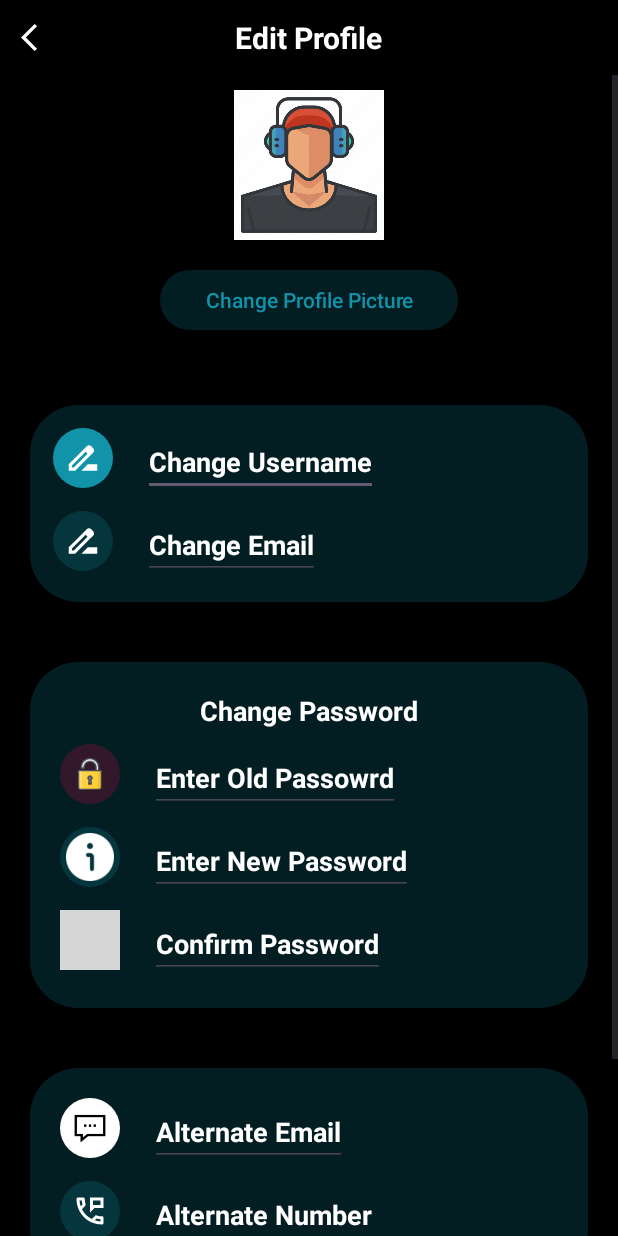
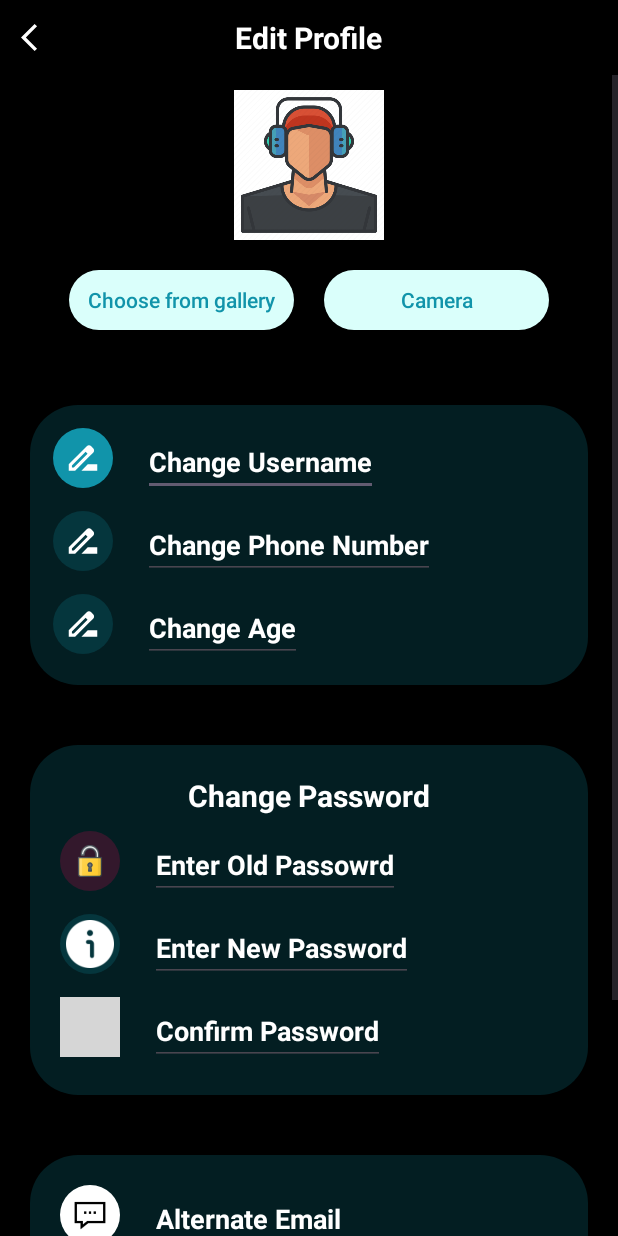
Before and after one commit to karthikpohane/SaltNPepper, an Android app: the settings_pg screen opened directly, with no data from a screen before it, after a tap on "Edit Profile", on a phone screen of 412 x 824 dp. Run offline under Robolectric (Android 15) with nearby library versions, the phone set to English and light mode, and no system bars; our stand-ins replace Firebase (no records; nobody signed in at launch, a user with empty details on screens opened directly); 1 other tap on this screen came first; grey boxes are pictures that could not be loaded.

Commit message:
Update-Profile

```diff
--- a/app/build.gradle
+++ b/app/build.gradle
@@ -81,4 +81,5 @@ dependencies {
     testImplementation "org.hamcrest:hamcrest-all:1.3"
     testImplementation "android.arch.core:core-testing:1.1.1"
     implementation 'com.android.support:support-annotations:28.0.0'
+    implementation 'androidx.coordinatorlayout:coordinatorlayout:1.2.0'
 }
--- a/app/src/main/java/com/example/salt/Users.java
+++ b/app/src/main/java/com/example/salt/Users.java
@@ -16,6 +16,9 @@ public class Users {
         this.email = email;
         this.phone = phone;
         this.age = age;
+    }
+
+    public Users() {
     }
 
     public String getFirstname() {
--- a/app/src/main/java/com/example/salt/editProfile.java
+++ b/app/src/main/java/com/example/salt/editProfile.java
@@ -1,18 +1,74 @@
 package com.example.salt;
 
+import androidx.annotation.NonNull;
 import androidx.appcompat.app.AppCompatActivity;
+import androidx.coordinatorlayout.widget.CoordinatorLayout;
 
 import android.content.Intent;
 import android.os.Bundle;
 import android.view.View;
+import android.widget.Button;
+import android.widget.EditText;
 import android.widget.ImageView;
+import android.widget.LinearLayout;
+import android.widget.Toast;
+
+import com.google.android.gms.tasks.OnCompleteListener;
+import com.google.android.gms.tasks.Task;
+import com.google.android.material.snackbar.Snackbar;
+import com.google.firebase.auth.AuthCredential;
+import com.google.firebase.auth.EmailAuthProvider;
+import com.google.firebase.auth.FirebaseAuth;
+import com.google.firebase.auth.FirebaseUser;
+import com.google.firebase.database.DataSnapshot;
+import com.google.firebase.database.DatabaseError;
+import com.google.firebase.database.DatabaseReference;
+import com.google.firebase.database.FirebaseDatabase;
+import com.google.firebase.database.ValueEventListener;
 
 public class editProfile extends AppCompatActivity {
+
+    private EditText chngUser, chngPhone, chngAge,oldPass, newPass, newCPass;
+    private Button save_chg_btn;
+    LinearLayout coordinator;
+    DatabaseReference ref;
+    FirebaseUser currentUser;
+    ValueEventListener valueEventListener;
+    String uid;
 
     @Override
     protected void onCreate(Bundle savedInstanceState) {
         super.onCreate(savedInstanceState);
         setContentView(R.layout.activity_edit_profile);
+        chngPhone = findViewById(R.id.chngPhone);
+        chngUser = findViewById(R.id.chngUser);
+        chngAge = findViewById(R.id.chngAge);
+        save_chg_btn = findViewById(R.id.save_chg_btn);
+        oldPass = findViewById(R.id.oldPass);
+        newPass = findViewById(R.id.newPass);
+        newCPass = findViewById(R.id.newCPass);
+        coordinator = findViewById(R.id.coordinator);
+
+        ref = FirebaseDatabase.getInstance().getReference().child("user");
+        currentUser = FirebaseAuth.getInstance().getCurrentUser();
+
+        valueEventListener = ref.addValueEventListener(new ValueEventListener() {
+            @Override
+            public void onDataChange(@NonNull DataSnapshot snapshot) {
+                for(DataSnapshot das: snapshot.getChildren()){
+                    Users user =das.getValue(Users.class);
+                    if(user.getEmail().equals(currentUser.getEmail())){
+                        uid = das.getKey();
+                        System.out.println(uid);
+                    }
+                }
+            }
+
+            @Override
+            public void onCancelled(@NonNull DatabaseError error) {
+
+            }
+        });
 
         ImageView back_btn;
         back_btn = findViewById(R.id.back_btn);
@@ -24,5 +80,63 @@ public class editProfile extends AppCompatActivity {
                 startActivity(intent);
             }
         });
+
+        save_chg_btn.setOnClickListener(new View.OnClickListener() {
+            @Override
+            public void onClick(View v) {
+                if(!chngUser.getText().toString().equals("")){
+                    String[] str = chngUser.getText().toString().trim().split("\\s+");
+                    ref.child(uid).child("firstname").setValue(str[0]);
+                    ref.child(uid).child("lastname").setValue(str[1]);
+                }
+                if(!chngPhone.getText().toString().equals("")){
+                    String str = chngPhone.getText().toString().trim();
+                    ref.child(uid).child("phone").setValue(str);
+                }
+//
+                if(!chngAge.getText().toString().equals("")){
+                    String str = chngAge.getText().toString().trim();
+                    ref.child(uid).child("age").setValue(str);
+                }
+
+                if(!oldPass.getText().toString().equals("")){
+                    if(!newPass.getText().toString().equals("")){
+                        if(!newCPass.getText().toString().equals("")){
+                            if (newPass.getText().toString().equals(newCPass.getText().toString())){
+                                String email = currentUser.getEmail();
+                                AuthCredential credential = EmailAuthProvider.getCredential(email,oldPass.getText().toString());
+                                currentUser.reauthenticate(credential).addOnCompleteListener(new OnCompleteListener<Void>() {
+                                    @Override
+                                    public void onComplete(@NonNull Task<Void> task) {
+                                        if(task.isSuccessful()){
+                                            currentUser.updatePassword(newPass.getText().toString()).addOnCompleteListener(new OnCompleteListener<Void>() {
+                                                @Override
+                                                public void onComplete(@NonNull Task<Void> task) {
+                                                    if(!task.isSuccessful()){
+                                                        Snackbar snackbar_fail = Snackbar
+                                                                .make(coordinator, "Something went wrong. Please try again later", Snackbar.LENGTH_LONG);
+                                                        snackbar_fail.show();
+                                                    }else {
+                                                        Snackbar snackbar_su = Snackbar
+                                                                .make(coordinator, "Password Successfully Modified", Snackbar.LENGTH_LONG);
+                                                        snackbar_su.show();
+                                                    }
+                                                }
+                                            });
+                                        } else {
+                                            Snackbar snackbar_su = Snackbar
+                                                    .make(coordinator, "Authentication Failed", Snackbar.LENGTH_LONG);
+                                            snackbar_su.show();
+                                        }
+                                    }
+                                });
+                            } else Toast.makeText(editProfile.this, "New Password and Confirm Password doesnt match", Toast.LENGTH_SHORT).show();
+                        } else Toast.makeText(editProfile.this, "Confirm your new Password!", Toast.LENGTH_SHORT).show();
+                    } else Toast.makeText(editProfile.this, "Fill in new password!", Toast.LENGTH_SHORT).show();
+                }
+                Toast.makeText(editProfile.this, "All Changes Saved", Toast.LENGTH_SHORT).show();
+                finish();
+            }
+        });
     }
 }
--- a/app/src/main/java/com/example/salt/settings_pg.java
+++ b/app/src/main/java/com/example/salt/settings_pg.java
@@ -1,5 +1,6 @@
 package com.example.salt;
 
+import androidx.annotation.NonNull;
 import androidx.appcompat.app.AlertDialog;
 import androidx.appcompat.app.AppCompatActivity;
 import androidx.appcompat.app.AppCompatDelegate;
@@ -20,15 +21,29 @@ import android.widget.Toast;
 
 import com.google.android.material.switchmaterial.SwitchMaterial;
 import com.google.firebase.auth.FirebaseAuth;
+import com.google.firebase.auth.FirebaseUser;
+import com.google.firebase.database.DataSnapshot;
+import com.google.firebase.database.DatabaseError;
+import com.google.firebase.database.DatabaseReference;
+import com.google.firebase.database.FirebaseDatabase;
+import com.google.firebase.database.ValueEventListener;
 
 public class settings_pg extends AppCompatActivity {
     SwitchCompat switchCompat;
+    private TextView fullname,email;
+    FirebaseUser currentUser;
+    DatabaseReference ref;
+    ValueEventListener valueEventListener;
 
     @Override
     protected void onCreate(Bundle savedInstanceState) {
         super.onCreate(savedInstanceState);
         setContentView(R.layout.activity_settings_pg);
         //retrieving the previous states of toggle........
+        currentUser = FirebaseAuth.getInstance().getCurrentUser();
+        ref = FirebaseDatabase.getInstance().getReference().child("user");
+        fullname = findViewById(R.id.fullname);
+        email = findViewById(R.id.email);
 
         //Night Mode Switch..
         switchCompat = findViewById(R.id.nightModeToggle);
@@ -178,5 +193,25 @@ public class settings_pg extends AppCompatActivity {
                 startActivity(Intent.createChooser(mailIntent, "Send mail..."));
             }
         });
+
+        if (currentUser != null) {
+            valueEventListener = ref.addValueEventListener(new ValueEventListener() {
+                @Override
+                public void onDataChange(@NonNull DataSnapshot snapshot) {
+                    for(DataSnapshot das: snapshot.getChildren()){
+                        Users user =das.getValue(Users.class);
+                        if(user.getEmail().equals(currentUser.getEmail())){
+                            fullname.setText(user.getFirstname() + " " + user.getLastname());
+                            email.setText(user.getEmail());
+                        }
+                    }
+                }
+
+                @Override
+                public void onCancelled(@NonNull DatabaseError error) {
+
+                }
+            });
+        }
     }
 }
--- a/app/src/main/res/layout/activity_edit_profile.xml
+++ b/app/src/main/res/layout/activity_edit_profile.xml
@@ -3,6 +3,7 @@
     xmlns:android="http://schemas.android.com/apk/res/android"
     xmlns:tools="http://schemas.android.com/tools"
     xmlns:app="http://schemas.android.com/apk/res-auto"
+    android:id="@+id/coordinator"
     android:layout_width="match_parent"
     android:layout_height="match_parent"
     android:orientation="vertical"
@@ -57,14 +58,25 @@
 
                 <androidx.appcompat.widget.AppCompatButton
                     android:id="@+id/chg_pp_btn"
-                    android:layout_width="wrap_content"
+                    android:layout_width="150dp"
                     android:layout_height="40dp"
-                    android:paddingStart="30dp"
-                    android:paddingEnd="30dp"
+                    android:padding="10dp"
                     android:layout_gravity="center"
-                    android:background="@drawable/rounded_bg"
-                    android:text="Change Profile Picture"
+                    android:text="Choose from gallery"
+                    android:background="@drawable/rounded"
                     android:textColor="@color/bar"
+                    android:textAllCaps="false"/>
+
+                <androidx.appcompat.widget.AppCompatButton
+                    android:id="@+id/chg_pp_camera"
+                    android:layout_width="150dp"
+                    android:layout_height="40dp"
+                    android:layout_marginStart="20dp"
+                    android:padding="10dp"
+                    android:layout_gravity="center"
+                    android:background="@drawable/rounded"
+                    android:textColor="@color/bar"
+                    android:text="Camera"
                     android:textAllCaps="false"/>
 
             </LinearLayout>
@@ -91,16 +103,18 @@
                         android:src="@drawable/rename_outline_24"
                         android:background="@drawable/rounded_bg_switch_two"
                         android:padding="7dp"/>
+
                     <EditText
+                        android:id="@+id/chngUser"
                         android:layout_width="wrap_content"
                         android:layout_height="wrap_content"
+                        android:layout_centerVertical="true"
+                        android:layout_marginStart="20dp"
+                        android:layout_toEndOf="@+id/rename_icon"
                         android:hint="Change Username"
+                        android:textColor="@color/white"
                         android:textColorHint="@color/white"
-                        android:layout_centerVertical="true"
-                        android:textColor="@color/white"
-                        android:textStyle="bold"
-                        android:layout_toEndOf="@+id/rename_icon"
-                        android:layout_marginStart="20dp"/>
+                        android:textStyle="bold" />
 
 
                 </RelativeLayout>
@@ -117,16 +131,48 @@
                         android:src="@drawable/rename_outline_24"
                         android:background="@drawable/rounded_bg"
                         android:padding="7dp"/>
+
                     <EditText
+                        android:id="@+id/chngPhone"
                         android:layout_width="wrap_content"
                         android:layout_height="wrap_content"
-                        android:hint="Change Email"
+                        android:layout_centerVertical="true"
+                        android:layout_marginStart="20dp"
+                        android:layout_toEndOf="@+id/reemail_icon"
+                        android:hint="Change Phone Number"
+                        android:inputType="number"
+                        android:textColor="@color/white"
                         android:textColorHint="@color/white"
+                        android:textStyle="bold" />
+
+                </RelativeLayout>
+
+                <RelativeLayout
+                    android:layout_marginTop="10dp"
+                    android:layout_width="match_parent"
+                    android:layout_height="wrap_content">
+
+                    <ImageView
+                        android:id="@+id/reage_icon"
+                        android:layout_width="40dp"
+                        android:layout_height="40dp"
+                        android:src="@drawable/rename_outline_24"
+                        android:background="@drawable/rounded_bg"
+                        android:padding="7dp"/>
+
+
+                    <EditText
+                        android:id="@+id/chngAge"
+                        android:layout_width="wrap_content"
+                        android:layout_height="wrap_content"
                         android:layout_centerVertical="true"
+                        android:layout_marginStart="20dp"
+                        android:layout_toEndOf="@+id/reage_icon"
+                        android:hint="Change Age"
+                        android:inputType="number"
                         android:textColor="@color/white"
-                        android:textStyle="bold"
-                        android:layout_toEndOf="@+id/reemail_icon"
-                        android:layout_marginStart="20dp"/>
+                        android:textColorHint="@color/white"
+                        android:textStyle="bold" />
 
                 </RelativeLayout>
 
@@ -154,7 +200,7 @@
                         android:layout_width="wrap_content"
                         android:layout_height="wrap_content"
                         android:text="Change Password"
-                        android:textSize="18sp"
+                        android:textSize="20sp"
                         android:layout_centerVertical="true"
                         android:textColor="@color/white"
                         android:textStyle="bold"/>
@@ -175,6 +221,7 @@
                         android:background="@drawable/rounded_like_bg"
                         android:padding="9dp"/>
                     <EditText
+                        android:id="@+id/oldPass"
                         android:layout_width="wrap_content"
                         android:layout_height="wrap_content"
                         android:hint="Enter Old Passowrd"
@@ -200,6 +247,7 @@
                         android:background="@drawable/rounded_bg"
                         android:padding="4dp"/>
                     <EditText
+                        android:id="@+id/newPass"
                         android:layout_width="wrap_content"
                         android:layout_height="wrap_content"
                         android:hint="Enter New Password"
@@ -224,6 +272,7 @@
                         android:background="@drawable/rounded_bg"
                         android:padding="3dp"/>
                     <EditText
+                        android:id="@+id/newCPass"
                         android:layout_width="wrap_content"
                         android:layout_height="wrap_content"
                         android:hint="Confirm Password"
--- a/app/src/main/res/layout/activity_settings_pg.xml
+++ b/app/src/main/res/layout/activity_settings_pg.xml
@@ -76,6 +76,7 @@
                 android:layout_gravity="center"
                 android:text="kartikpohane0612@gmail.com"
                 android:textSize="12sp"
+                android:id="@+id/email"
                 android:textColor="@color/forth"/>
 
             <LinearLayout
@@ -95,8 +96,8 @@
                     android:paddingEnd="30dp"
                     android:layout_gravity="center"
                     android:background="@drawable/rounded"
+                    android:textColor="@color/bar"
                     android:text="Edit Profile"
-                    android:textColor="@color/bar"
                     android:textAllCaps="false"/>
 
                 <androidx.appcompat.widget.AppCompatButton
@@ -466,7 +467,7 @@
                         android:padding="10dp"/>
                     <TextView
                         android:id="@+id/logout"
-                        android:layout_width="wrap_content"
+                        android:layout_width="match_parent"
                         android:layout_height="wrap_content"
                         android:layout_gravity="center"
                         android:layout_marginTop="10dp"
--- a/build.gradle
+++ b/build.gradle
@@ -4,6 +4,6 @@ buildscript {
     }
 }// Top-level build file where you can add configuration options common to all sub-projects/modules.
 plugins {
-    id 'com.android.application' version '8.0.1' apply false
-    id 'com.android.library' version '8.0.1' apply false
+    id 'com.android.application' version '8.1.1' apply false
+    id 'com.android.library' version '8.1.1' apply false
 }
```
